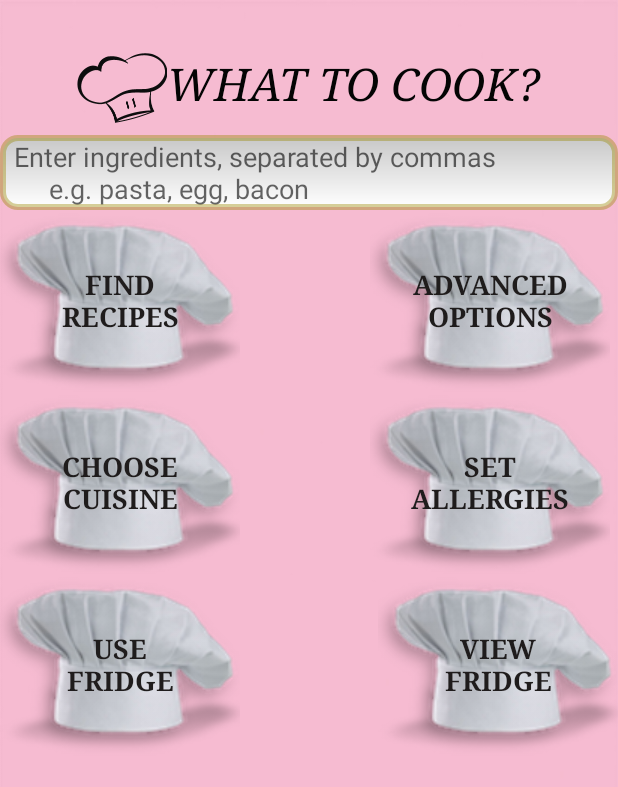
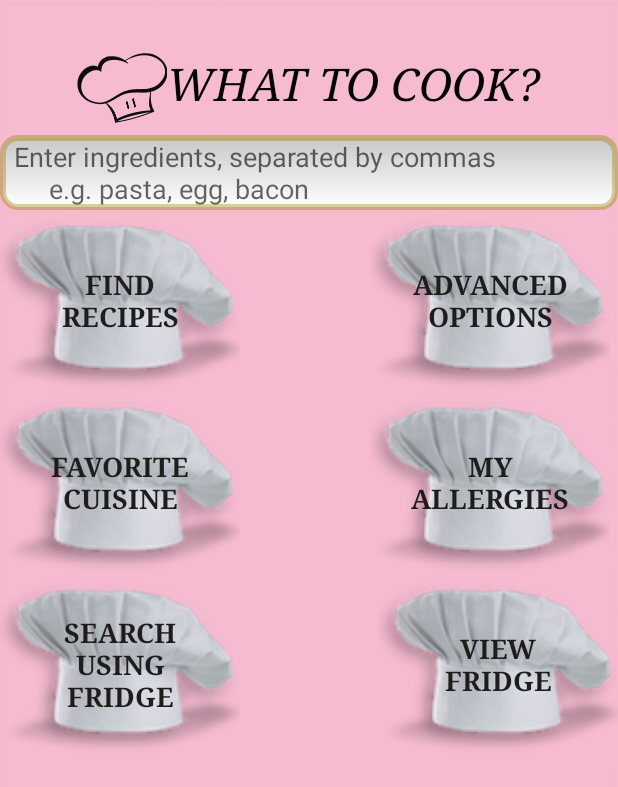
Before and after one commit to mvoishchev/Android-Porject, an Android app: the layout activity_main.xml on its own in the app's theme, with its tools: preview values and no code run, on a phone screen of 412 x 824 dp. Shown: the top 787 px of the screen. Run offline under Robolectric (Android 15) with nearby library versions, the phone set to English and light mode, and no system bars.

Commit message:
Fixed Evernote Login Bug Improved Main screen UI

```diff
--- a/app/src/main/java/connectors/evernote/EvernoteManager.java
+++ b/app/src/main/java/connectors/evernote/EvernoteManager.java
@@ -183,7 +183,7 @@ public class EvernoteManager {
 
     /**
      * Use this function to get the current contents of Evernote shopping list.
-     *
+     * <p/>
      * WARNING: will return null if not logged in, or shopping list does not exist
      *
      * @param parent needed to know where to go back to after login
--- a/app/src/main/res/layout/activity_evernote.xml
+++ b/app/src/main/res/layout/activity_evernote.xml
@@ -44,7 +44,7 @@
                     android:text="Update Shopping List to Evernote"
                     android:background="@layout/button"
                     android:textColor="#040201"/>
-
+<!-- This text box allows for manually adding ingredients to evernote. It was removed to simplify the UI in the final version.
                 <EditText
                     android:id="@+id/add_ingredient_field"
                     android:layout_width="wrap_content"
@@ -55,6 +55,7 @@
                     android:imeActionLabel="Enter"
                     android:imeOptions="actionSend"
                     android:inputType="text" />
+                    -->
 
                 <TextView
                     android:layout_width="wrap_content"
--- a/app/src/main/res/layout/activity_main.xml
+++ b/app/src/main/res/layout/activity_main.xml
@@ -73,7 +73,7 @@
             android:background="@mipmap/chafcap3"
             android:minHeight="80dp"
             android:minWidth="100dp"
-            android:text="Choose\nCuisine"
+            android:text="Favorite\nCuisine"
             android:textStyle="bold"
             android:textColor="#1F1C1C"
             android:id="@+id/cuisinebutton"
@@ -90,7 +90,7 @@
             android:background="@mipmap/chafcap3"
             android:minHeight="80dp"
             android:minWidth="100dp"
-            android:text="Set\nAllergies"
+            android:text="My\nAllergies"
             android:textColor="#1F1C1C"
             android:textSize="18dp"
             android:textStyle="bold"
@@ -108,7 +108,7 @@
             android:background="@mipmap/chafcap3"
             android:minHeight="80dp"
             android:minWidth="100dp"
-            android:text= "Use\nFridge"
+            android:text= "Search\nUsing\nFridge"
             android:textStyle="bold"
             android:textColor="#1F1C1C"
             android:id="@+id/fridgebutton"
```
Also changed, not shown: app/src/main/java/connectors/evernote/EvernoteActivity.java (+29 -125 lines), 2 other files.
